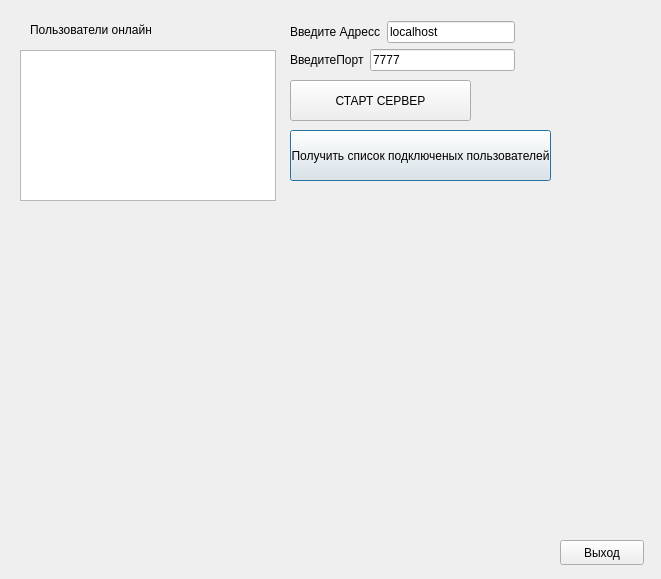
Qt form client_server_app/qt_server_app.ui (Comradgrimo/pyqt) before a commit.
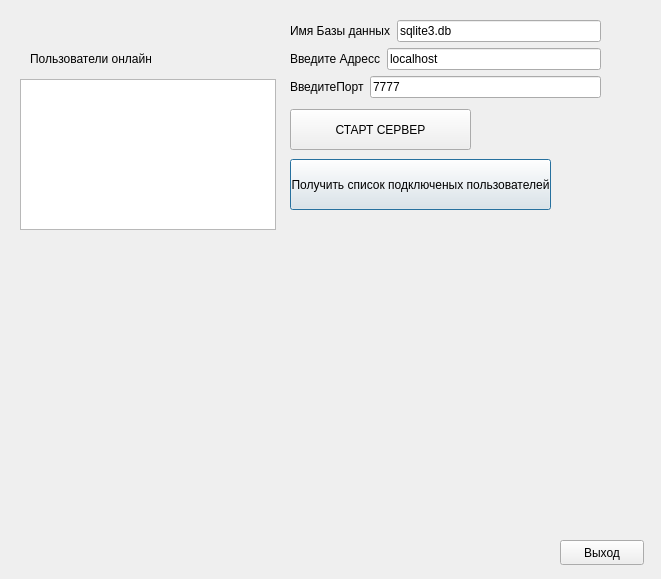
The same form after that commit.

What changed in the file:
```diff
--- a/client_server_app/qt_server_app.ui
+++ b/client_server_app/qt_server_app.ui
@@ -17,7 +17,7 @@
    <property name="geometry">
     <rect>
      <x>290</x>
-     <y>130</y>
+     <y>159</y>
      <width>261</width>
      <height>51</height>
     </rect>
@@ -43,7 +43,7 @@
    <property name="geometry">
     <rect>
      <x>20</x>
-     <y>50</y>
+     <y>79</y>
      <width>256</width>
      <height>151</height>
     </rect>
@@ -53,7 +53,7 @@
    <property name="geometry">
     <rect>
      <x>290</x>
-     <y>80</y>
+     <y>109</y>
      <width>181</width>
      <height>41</height>
     </rect>
@@ -66,7 +66,7 @@
    <property name="geometry">
     <rect>
      <x>30</x>
-     <y>20</y>
+     <y>49</y>
      <width>121</width>
      <height>20</height>
     </rect>
@@ -75,16 +75,34 @@
     <string>Пользователи онлайн</string>
    </property>
   </widget>
-  <widget class="QWidget" name="">
+  <widget class="QWidget" name="layoutWidget">
    <property name="geometry">
     <rect>
      <x>290</x>
-     <y>21</y>
-     <width>225</width>
-     <height>52</height>
+     <y>20</y>
+     <width>311</width>
+     <height>80</height>
     </rect>
    </property>
    <layout class="QVBoxLayout" name="verticalLayout">
+    <item>
+     <layout class="QHBoxLayout" name="horizontalLayout_3">
+      <item>
+       <widget class="QLabel" name="label_4">
+        <property name="text">
+         <string>Имя Базы данных</string>
+        </property>
+       </widget>
+      </item>
+      <item>
+       <widget class="QLineEdit" name="lineEdit_3">
+        <property name="text">
+         <string>sqlite3.db</string>
+        </property>
+       </widget>
+      </item>
+     </layout>
+    </item>
     <item>
      <layout class="QHBoxLayout" name="horizontalLayout">
       <item>
```
